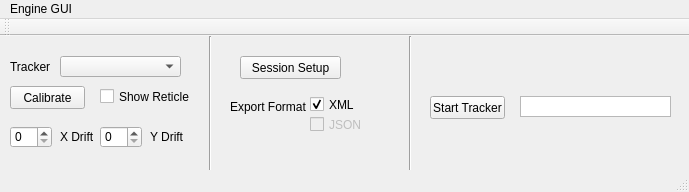
Qt form main_window.ui (iTrace-Dev/iTrace-Core) before a commit.
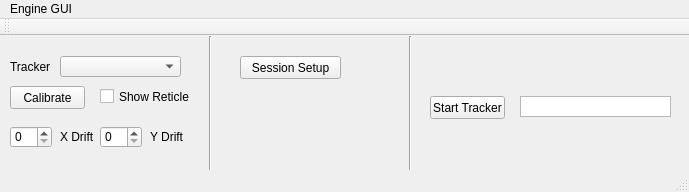
The same form after that commit.

Commit message:
Remove checkboxes for output type
Output type has been determined to always be XML.
Conversion to other types can be offered in post
process export at a later date.

```diff
--- a/main_window.ui
+++ b/main_window.ui
@@ -148,38 +148,6 @@
      <string>Session Setup</string>
     </property>
    </widget>
-   <widget class="QCheckBox" name="xmlCheck">
-    <property name="geometry">
-     <rect>
-      <x>310</x>
-      <y>60</y>
-      <width>70</width>
-      <height>17</height>
-     </rect>
-    </property>
-    <property name="text">
-     <string>XML</string>
-    </property>
-    <property name="checked">
-     <bool>true</bool>
-    </property>
-   </widget>
-   <widget class="QCheckBox" name="jsonCheck">
-    <property name="enabled">
-     <bool>false</bool>
-    </property>
-    <property name="geometry">
-     <rect>
-      <x>310</x>
-      <y>80</y>
-      <width>70</width>
-      <height>17</height>
-     </rect>
-    </property>
-    <property name="text">
-     <string>JSON</string>
-    </property>
-   </widget>
    <widget class="Line" name="line_2">
     <property name="geometry">
      <rect>
@@ -193,19 +161,6 @@
      <enum>Qt::Vertical</enum>
     </property>
    </widget>
-   <widget class="QLabel" name="label_4">
-    <property name="geometry">
-     <rect>
-      <x>230</x>
-      <y>60</y>
-      <width>81</width>
-      <height>21</height>
-     </rect>
-    </property>
-    <property name="text">
-     <string>Export Format</string>
-    </property>
-   </widget>
    <widget class="QCheckBox" name="reticleBox">
     <property name="geometry">
      <rect>
```
Left out of the diff: 2 changed lines with no effect on the pictures. The commit also changes 1 other file.
